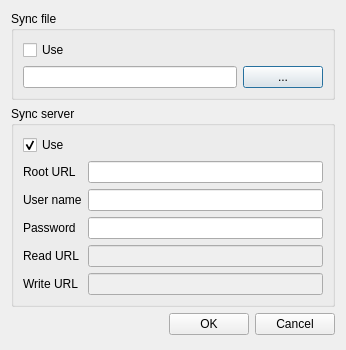
607011/Qt-SESAM, file optionsdialog.ui: the form before one commit.
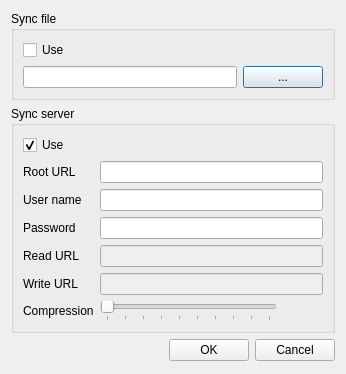
The form after the commit.

Patch:
```diff
--- a/optionsdialog.ui
+++ b/optionsdialog.ui
@@ -7,7 +7,7 @@
     <x>0</x>
     <y>0</y>
     <width>346</width>
-    <height>350</height>
+    <height>374</height>
    </rect>
   </property>
   <property name="windowTitle">
@@ -134,6 +134,64 @@
           </property>
          </widget>
         </item>
+        <item row="5" column="0">
+         <widget class="QLabel" name="label_6">
+          <property name="text">
+           <string>Compression</string>
+          </property>
+         </widget>
+        </item>
+        <item row="5" column="1">
+         <layout class="QHBoxLayout" name="horizontalLayout_3">
+          <property name="leftMargin">
+           <number>0</number>
+          </property>
+          <property name="topMargin">
+           <number>0</number>
+          </property>
+          <property name="rightMargin">
+           <number>0</number>
+          </property>
+          <property name="bottomMargin">
+           <number>0</number>
+          </property>
+          <item>
+           <widget class="QSlider" name="compressionSlider">
+            <property name="maximum">
+             <number>9</number>
+            </property>
+            <property name="pageStep">
+             <number>1</number>
+            </property>
+            <property name="orientation">
+             <enum>Qt::Horizontal</enum>
+            </property>
+            <property name="tickPosition">
+             <enum>QSlider::TicksBelow</enum>
+            </property>
+           </widget>
+          </item>
+          <item>
+           <widget class="QLabel" name="compressionLevelLabel">
+            <property name="minimumSize">
+             <size>
+              <width>40</width>
+              <height>0</height>
+             </size>
+            </property>
+            <property name="text">
+             <string/>
+            </property>
+            <property name="scaledContents">
+             <bool>false</bool>
+            </property>
+            <property name="alignment">
+             <set>Qt::AlignCenter</set>
+            </property>
+           </widget>
+          </item>
+         </layout>
+        </item>
        </layout>
       </item>
      </layout>
```
